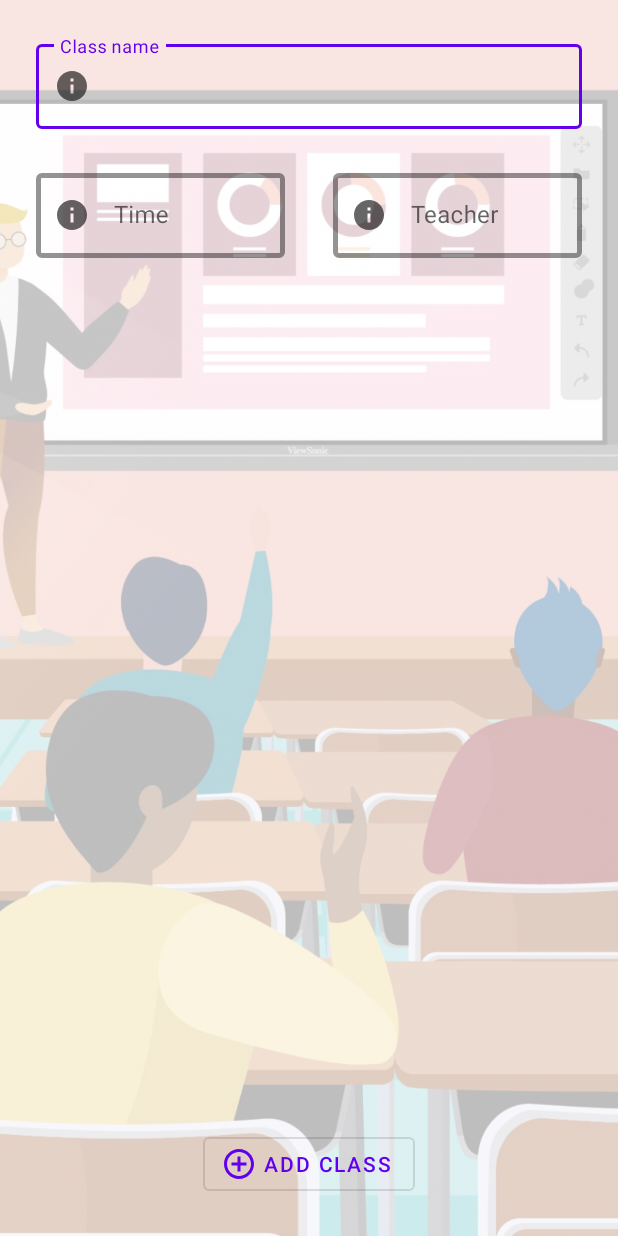
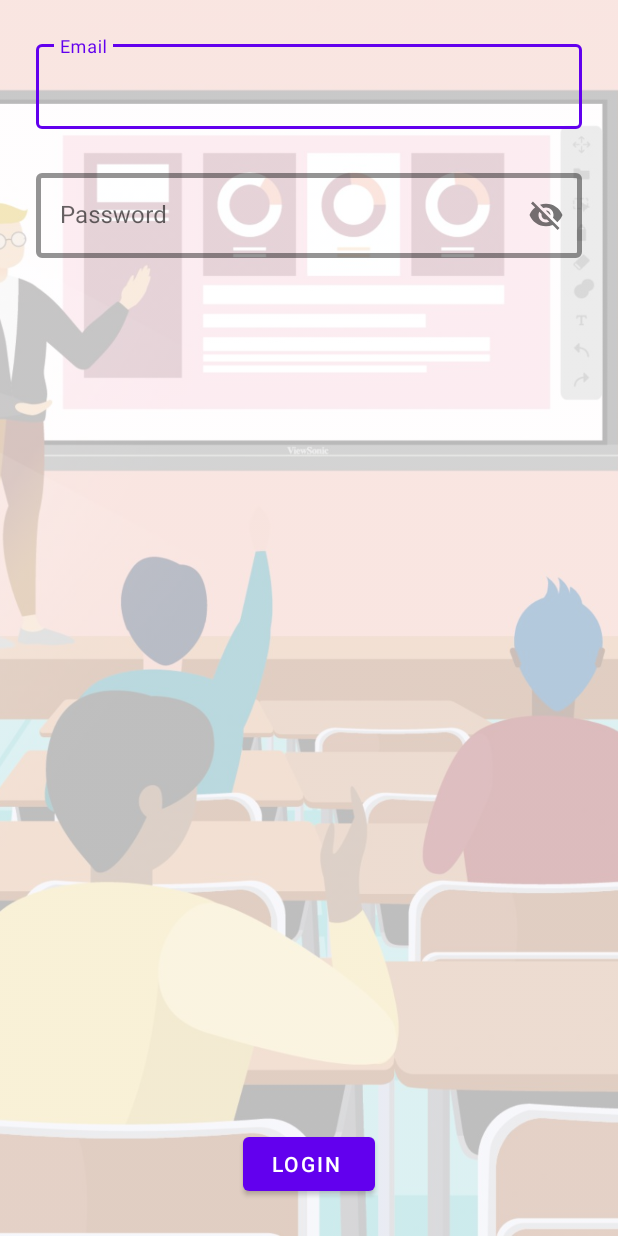
Before and after one commit to FakhrulASA/classroomapp, an Android app: the layout activity_main.xml on its own in the app's theme, with its tools: preview values and no code run, on a phone screen of 412 x 824 dp. Run offline under Robolectric (Android 15) with nearby library versions, the phone set to English and light mode, and no system bars.

Commit message:
-registration

```diff
--- a/app/src/main/res/layout/activity_main.xml
+++ b/app/src/main/res/layout/activity_main.xml
@@ -7,27 +7,31 @@
     android:layout_height="match_parent"
     tools:context=".MainActivity">
 
+
     <com.google.android.material.progressindicator.LinearProgressIndicator
         android:layout_width="match_parent"
         android:layout_height="wrap_content"
         android:layout_marginTop="8dp"
+        android:id="@+id/progress_horizontal"
         android:indeterminate="true"
         android:visibility="gone"
         app:indicatorColor="#651FFF"
         app:layout_constraintEnd_toEndOf="parent"
         app:layout_constraintStart_toStartOf="parent"
         app:layout_constraintTop_toTopOf="parent" />
+
     <ImageView
+        android:id="@+id/imageView"
         android:layout_width="0dp"
         android:layout_height="0dp"
         android:alpha="0.3"
+        android:contentDescription="@string/class_name"
         android:scaleType="centerCrop"
         android:src="@drawable/class_image"
         app:layout_constraintBottom_toBottomOf="parent"
         app:layout_constraintEnd_toEndOf="parent"
         app:layout_constraintStart_toStartOf="parent"
-        app:layout_constraintTop_toTopOf="parent"
-        android:contentDescription="@string/class_name" />
+        app:layout_constraintTop_toTopOf="parent" />
 
     <com.google.android.material.textfield.TextInputLayout
         android:id="@+id/textInputLayout"
@@ -37,16 +41,16 @@
         android:layout_marginStart="24dp"
         android:layout_marginTop="24dp"
         android:layout_marginEnd="24dp"
-        android:hint="@string/class_name"
+        android:hint="Email"
         app:hintEnabled="true"
         app:boxStrokeWidth="3dp"
         app:layout_constraintEnd_toEndOf="parent"
         app:boxStrokeColor="@color/purple_500"
         app:layout_constraintStart_toStartOf="parent"
-        app:layout_constraintTop_toTopOf="parent"
-        app:startIconDrawable="@drawable/ic_baseline_info_24">
+        app:layout_constraintTop_toTopOf="parent">
 
         <com.google.android.material.textfield.TextInputEditText
+            android:id="@+id/email"
             android:layout_width="match_parent"
             android:layout_height="wrap_content" />
 
@@ -66,53 +70,31 @@
         android:layout_height="wrap_content"
         android:layout_marginStart="24dp"
         android:layout_marginTop="24dp"
-        android:layout_marginEnd="16dp"
+        android:layout_marginEnd="24dp"
+        android:hint="Password"
         app:boxStrokeColor="@color/purple_500"
         app:boxStrokeWidth="3dp"
-        android:hint="@string/time"
         app:hintEnabled="true"
-        app:layout_constraintEnd_toStartOf="@+id/guideline2"
+        app:passwordToggleEnabled="true"
+        app:layout_constraintEnd_toEndOf="parent"
         app:layout_constraintStart_toStartOf="parent"
-        app:layout_constraintTop_toBottomOf="@+id/textInputLayout"
-        app:startIconDrawable="@drawable/ic_baseline_info_24">
+        app:layout_constraintTop_toBottomOf="@+id/textInputLayout">
 
         <com.google.android.material.textfield.TextInputEditText
+            android:id="@+id/password"
             android:layout_width="match_parent"
             android:layout_height="wrap_content" />
 
     </com.google.android.material.textfield.TextInputLayout>
 
-    <com.google.android.material.textfield.TextInputLayout
-        android:id="@+id/third"
-        style="@style/Widget.MaterialComponents.TextInputLayout.OutlinedBox"
-        android:layout_width="0dp"
-        android:layout_height="wrap_content"
-        android:layout_marginStart="16dp"
-        android:layout_marginEnd="24dp"
-
-        android:hint="@string/teacher"
-        app:boxStrokeColor="@color/purple_500"
-        app:boxStrokeWidth="3dp"
-        app:hintEnabled="true"
-        app:layout_constraintEnd_toEndOf="parent"
-        app:layout_constraintStart_toStartOf="@+id/guideline2"
-        app:layout_constraintTop_toTopOf="@+id/second"
-        app:startIconDrawable="@drawable/ic_baseline_info_24">
-
-        <com.google.android.material.textfield.TextInputEditText
-            android:layout_width="match_parent"
-            android:layout_height="wrap_content" />
-
-    </com.google.android.material.textfield.TextInputLayout>
 
     <Button
         android:id="@+id/button"
-        style="@style/Widget.MaterialComponents.Button.OutlinedButton.Icon"
+        style="@style/Widget.MaterialComponents.Button"
         android:layout_width="wrap_content"
         android:layout_height="wrap_content"
         android:layout_marginBottom="24dp"
-        android:text="@string/add_class"
-        app:icon="@drawable/ic_baseline_control_point_24"
+        android:text="LOGIN "
         app:layout_constraintBottom_toBottomOf="parent"
         app:layout_constraintEnd_toStartOf="@+id/guideline2"
         app:layout_constraintStart_toStartOf="@+id/guideline2" />
--- a/build.gradle
+++ b/build.gradle
@@ -3,8 +3,8 @@ plugins {
     id 'com.android.application' version '7.2.1' apply false
     id 'com.android.library' version '7.2.1' apply false
     id 'org.jetbrains.kotlin.android' version '1.6.21' apply false
+    id 'com.google.gms.google-services' version '4.3.13' apply false
 }
-
 task clean(type: Delete) {
     delete rootProject.buildDir
 }
```
Also changed, not shown: app/build.gradle (+7 -0 lines), app/src/main/AndroidManifest.xml (+9 -4 lines), app/src/main/java/com/fakhrulasa/classroutine/MainActivity.kt (+40 -2 lines), app/src/main/java/com/fakhrulasa/classroutine/MainActivity2.kt (added, +11 -0 lines), app/src/main/res/layout/activity_main2.xml (added, +9 -0 lines), 1 other file.
